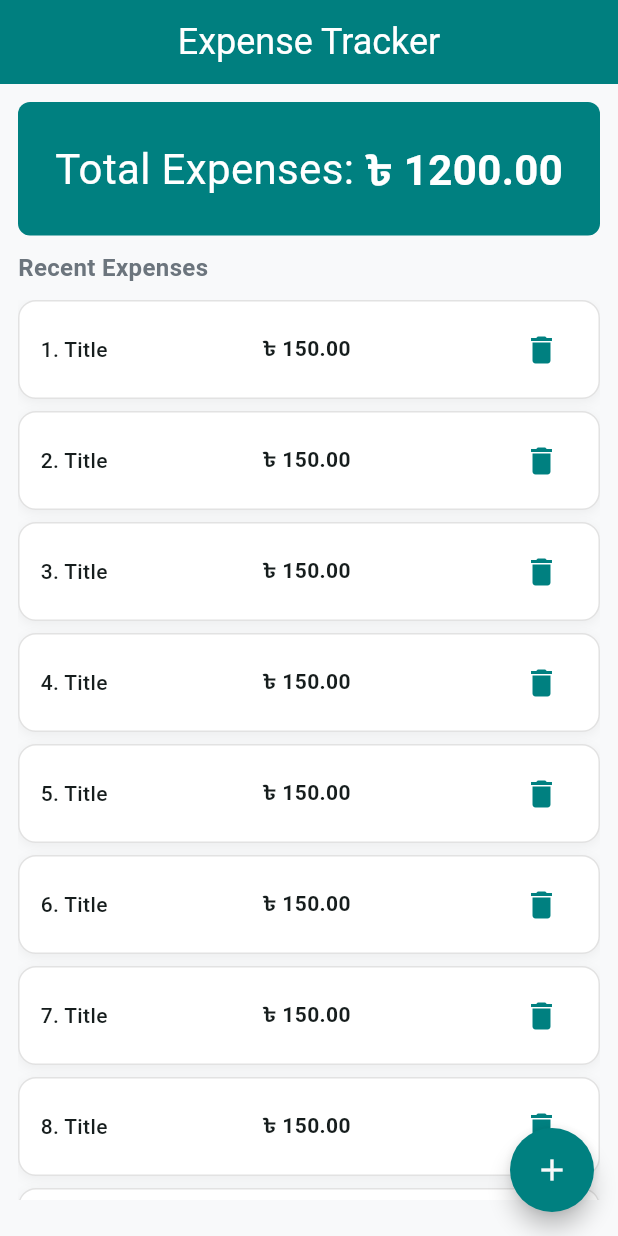
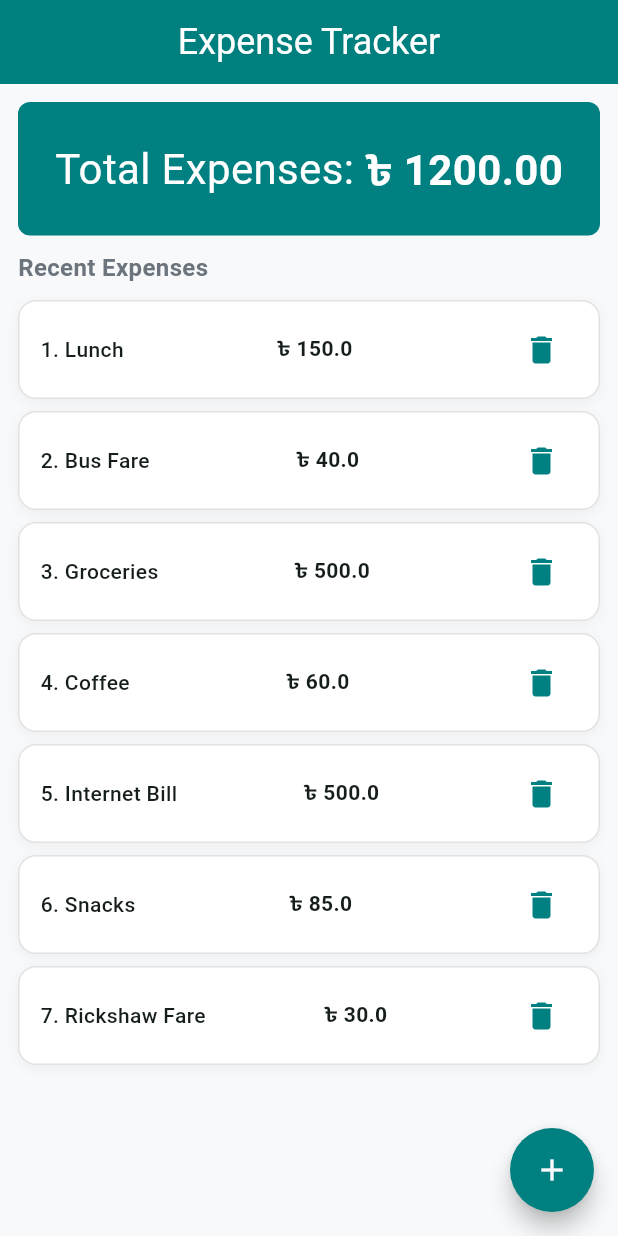
Before and after one commit to mazbaul20/Assignment-b19-m10, a Flutter app: the screen it shows after launch, on a phone screen of 412 x 824 dp. Run offline on Flutter 3.47's test engine with Material 3 defaults, Android fonts, the phone set to English and light mode, and no system bars.

Commit message:
Visible Demo expense data

```diff
--- a/lib/presentation/feature/home/home_screen.dart
+++ b/lib/presentation/feature/home/home_screen.dart
@@ -1,9 +1,18 @@
 import 'package:flutter/material.dart';
 import '../../../core/app_colors.dart';
 import '../../../core/app_strings.dart';
+import '../../../core/expense.dart';
+import 'widget/expense_card.dart';
 
-class HomeScreen extends StatelessWidget {
+class HomeScreen extends StatefulWidget {
   const HomeScreen({super.key});
+
+  @override
+  State<HomeScreen> createState() => _HomeScreenState();
+}
+
+class _HomeScreenState extends State<HomeScreen> {
+  final List<Expense> _expenses = demoExpenses;
 
   @override
   Widget build(BuildContext context) {
@@ -69,48 +78,12 @@ class HomeScreen extends StatelessWidget {
                 child: Padding(
                   padding: const EdgeInsets.only(bottom: 12.0),
                   child: ListView.builder(
-                    itemCount: 18,
+                    itemCount: _expenses.length,
                     itemBuilder: (context, index) {
+                      var expense = _expenses[index];
                       return Padding(
                         padding: const EdgeInsets.only(bottom: 8),
-                        child: Container(
-                          width: double.infinity,
-                          padding: const EdgeInsets.symmetric(
-                            horizontal: 14,
-                            vertical: 8,
-                          ),
-                          decoration: BoxDecoration(
-                            color: AppColors.cardColor,
-                            borderRadius: BorderRadius.circular(12),
-                            border: Border.all(
-                              color: Colors.grey.withValues(alpha: 0.3),
-                              width: 1.0,
-                            ),
-                            boxShadow: AppColors.cardShadow,
-                          ),
-                          child: Row(
-                            mainAxisAlignment: MainAxisAlignment.spaceBetween,
-                            children: [
-                              Text(
-                                '${index + 1}. Title',
-                                style: const TextStyle(
-                                  fontWeight: FontWeight.w500,
-                                ),
-                              ),
-                              const Text(
-                                "৳ 150.00",
-                                style: TextStyle(fontWeight: FontWeight.bold),
-                              ),
-                              IconButton(
-                                onPressed: () {},
-                                icon: const Icon(
-                                  Icons.delete,
-                                  color: AppColors.primary,
-                                ),
-                              ),
-                            ],
-                          ),
-                        ),
+                        child: ExpenseCard(expense: expense, onTap: () {},index:index),
                       );
                     },
                   ),
--- /dev/null
+++ b/lib/presentation/feature/home/widget/expense_card.dart
@@ -0,0 +1,51 @@
+import 'package:flutter/material.dart';
+
+import '../../../../core/app_colors.dart';
+import '../../../../core/expense.dart';
+
+class ExpenseCard extends StatelessWidget {
+  const ExpenseCard({
+    super.key,
+    required this.expense,
+    required this.onTap,
+    required this.index,
+  });
+
+  final Expense expense;
+  final VoidCallback onTap;
+  final int index;
+
+  @override
+  Widget build(BuildContext context) {
+    return Container(
+      width: double.infinity,
+      padding: const EdgeInsets.symmetric(horizontal: 14, vertical: 8),
+      decoration: BoxDecoration(
+        color: AppColors.cardColor,
+        borderRadius: BorderRadius.circular(12),
+        border: Border.all(
+          color: Colors.grey.withValues(alpha: 0.3),
+          width: 1.0,
+        ),
+        boxShadow: AppColors.cardShadow,
+      ),
+      child: Row(
+        mainAxisAlignment: MainAxisAlignment.spaceBetween,
+        children: [
+          Text(
+            '${index + 1}. ${expense.title}',
+            style: const TextStyle(fontWeight: FontWeight.w500),
+          ),
+          Text(
+            "৳ ${expense.amount}",
+            style: TextStyle(fontWeight: FontWeight.bold),
+          ),
+          IconButton(
+            onPressed: () {},
+            icon: const Icon(Icons.delete, color: AppColors.primary),
+          ),
+        ],
+      ),
+    );
+  }
+}
```
